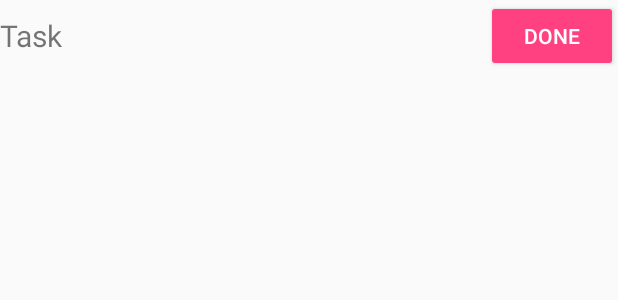
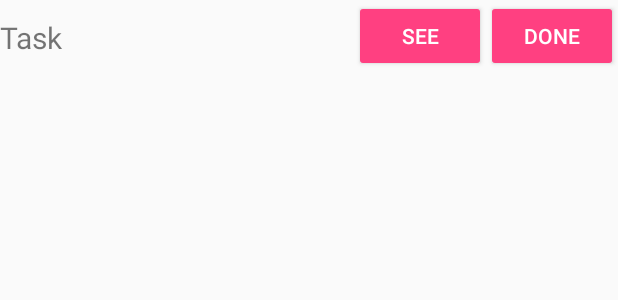
Before and after one commit to carlendev/todo-app, an Android app: the layout items.xml on its own in the app's theme, with its tools: preview values and no code run, on a phone screen of 412 x 824 dp. Shown: the top 300 px of the screen. Run offline under Robolectric (Android 15) with nearby library versions, the phone set to English and light mode, and no system bars.

Commit message:
begin see feature

```diff
--- a/app/src/main/AndroidManifest.xml
+++ b/app/src/main/AndroidManifest.xml
@@ -16,7 +16,8 @@
                 <category android:name="android.intent.category.LAUNCHER" />
             </intent-filter>
         </activity>
-        <activity android:name=".CreateTask"></activity>
+        <activity android:name=".CreateTaskActivity" />
+        <activity android:name=".TaskActivity"></activity>
     </application>
 
 </manifest>
--- a/app/src/main/java/com/list/todo/todolist/CreateTask.java
+++ b/app/src/main/java/com/list/todo/todolist/CreateTaskActivity.java
@@ -27,7 +27,7 @@ import com.list.todo.todolist.validation.Validation;
 
 import java.util.Calendar;
 
-public class CreateTask extends AppCompatActivity {
+public class CreateTaskActivity extends AppCompatActivity {
 
     @Override
     protected void onCreate(final Bundle savedInstanceState) {
@@ -55,9 +55,9 @@ public class CreateTask extends AppCompatActivity {
                 final Validation validation = new TaskValidation(task).validation();
                 if (!validation.isValue()) populateSnackBar(validation.getMsg());
                 else {
-                    TaskDBHelper.insertTask(task, new DBHelper(CreateTask.this));
+                    TaskDBHelper.insertTask(task, new DBHelper(CreateTaskActivity.this));
                     Log.d("Add Task", "Task to add: " + task.getName());
-                    startActivity(new Intent(CreateTask.this, MainActivity.class));
+                    startActivity(new Intent(CreateTaskActivity.this, MainActivity.class));
                 }
             }
         });
--- a/app/src/main/java/com/list/todo/todolist/sql/TaskContract.java
+++ b/app/src/main/java/com/list/todo/todolist/sql/TaskContract.java
@@ -11,7 +11,7 @@ public class TaskContract {
     public static final String DB_NAME = "com.list.todo.db";
 
     // TODO(carlendev) UPDATE THE FUCKING DATABASE VERSION AFTER EACH CHANGE
-    public static final int DB_VERSION = 6;
+    public static final int DB_VERSION = 8;
 
     public class TaskEntry implements BaseColumns {
         public static final String TABLE = "tasks";
--- a/app/src/main/res/layout/activity_create_task.xml
+++ b/app/src/main/res/layout/activity_create_task.xml
@@ -3,7 +3,7 @@
     xmlns:tools="http://schemas.android.com/tools"
     android:layout_width="match_parent"
     android:layout_height="match_parent"
-    tools:context="com.list.todo.todolist.CreateTask">
+    tools:context="com.list.todo.todolist.CreateTaskActivity">
 
     <EditText
         android:id="@+id/name_task"
--- a/app/src/main/res/layout/items.xml
+++ b/app/src/main/res/layout/items.xml
@@ -10,9 +10,10 @@
         android:id="@+id/task_name"
         android:layout_width="wrap_content"
         android:layout_height="wrap_content"
-        android:layout_alignParentLeft="true"
         android:layout_alignParentStart="true"
-        android:layout_marginTop="10dp"
+        android:layout_alignParentTop="true"
+        android:layout_marginTop="11dp"
+        android:onClick="onClickItem"
         android:text="@string/task"
         android:textSize="20sp"
         app:layout_constraintTop_toTopOf="parent"
@@ -23,11 +24,23 @@
         style="@style/Widget.AppCompat.Button.Colored"
         android:layout_width="wrap_content"
         android:layout_height="wrap_content"
+        android:layout_alignBaseline="@+id/button_see"
+        android:layout_alignBottom="@+id/button_see"
         android:layout_alignParentEnd="true"
+        android:onClick="onClickDone"
         android:text="@string/done"
         android:textAlignment="center"
-        android:layout_alignParentRight="true"
-        android:onClick="onClickDone"
         tools:ignore="RelativeOverlap,RtlHardcoded" />
 
+    <Button
+        android:id="@+id/button_see"
+        style="@style/Widget.AppCompat.Button.Colored"
+        android:layout_width="wrap_content"
+        android:layout_height="wrap_content"
+        android:layout_toStartOf="@+id/button_done"
+        android:text="@string/see"
+        android:textAlignment="center"
+        android:onClick="onClickItem"
+        android:textColorLink="@color/colorPrimary" />
+
 </RelativeLayout>
--- a/app/src/main/res/values/colors.xml
+++ b/app/src/main/res/values/colors.xml
@@ -1,6 +1,6 @@
 <?xml version="1.0" encoding="utf-8"?>
 <resources>
-    <color name="colorPrimary">#3F51B5</color>
-    <color name="colorPrimaryDark">#303F9F</color>
+    <color name="colorPrimary">#3f51b5</color>
+    <color name="colorPrimaryDark">#303f9f</color>
     <color name="colorAccent">#FF4081</color>
 </resources>
--- a/app/src/main/res/values/strings.xml
+++ b/app/src/main/res/values/strings.xml
@@ -7,6 +7,7 @@
     <string name="date">Date</string>
     <string name="add">Add</string>
     <string name="hour">Time</string>
+    <string name="see">SEE</string>
     <string-array name="categories_array">
         <item>Urgent</item>
         <item>Normal</item>
```
Also changed, not shown: app/src/main/java/com/list/todo/todolist/MainActivity.java (+11 -1 lines), app/src/main/java/com/list/todo/todolist/TaskActivity.java (added, +46 -0 lines), app/src/main/java/com/list/todo/todolist/sql/TaskDBHelper.java (+32 -30 lines), app/src/main/res/layout/activity_task.xml (added, +9 -0 lines).
